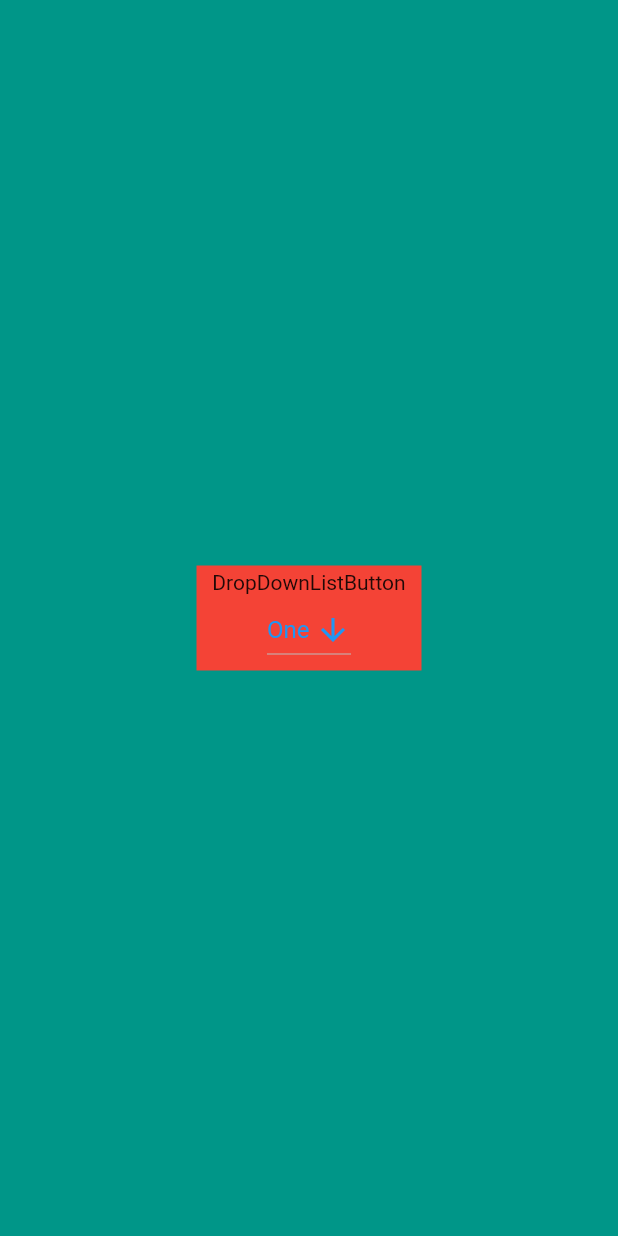
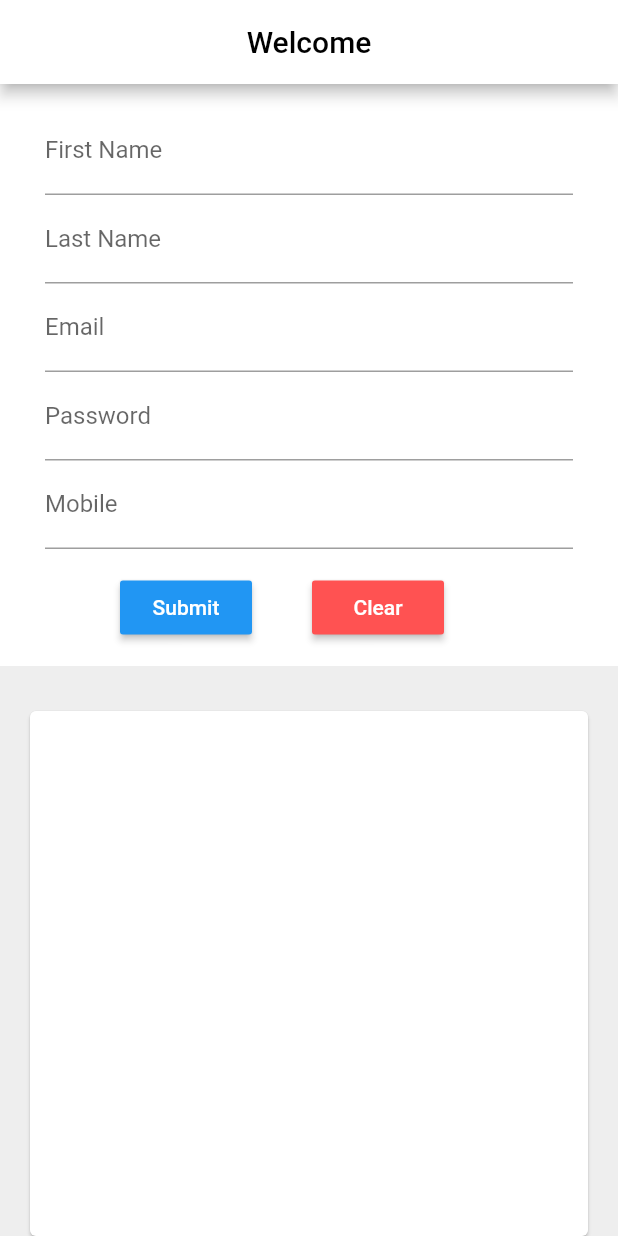
Before and after one commit to Dilshad97/Google-map, a Flutter app: the screen it shows after launch, on a phone screen of 412 x 824 dp. Run offline on Flutter 3.47's test engine with Material 2 defaults, Android fonts, the phone set to English and light mode, and no system bars; our stand-ins replace google_maps_flutter.

Commit message:
insert delete

```diff
--- /dev/null
+++ b/lib/inser_delete_delete/Data.dart
@@ -0,0 +1,259 @@
+import 'package:flutter/material.dart';
+
+import 'Model.dart';
+class DaTA extends StatefulWidget {
+  const DaTA({Key? key}) : super(key: key);
+
+  @override
+  _DaTAState createState() => _DaTAState();
+}
+
+class _DaTAState extends State<DaTA> {
+  ScrollController _scroll = ScrollController();
+  Contact _contact = Contact(
+    id: 0,
+    mobile: '',
+    Lastname: '',
+    Firstname: '',
+    Email: '',
+    Password: '',
+  );
+  List<Contact> _contacts = [];
+  final _formKey = GlobalKey<FormState>();
+  TextEditingController? _ctrlMobile ,pwd;
+
+  @override
+  Widget build(BuildContext context) {
+    return Scaffold(
+      backgroundColor: Colors.grey[200],
+      appBar: AppBar(
+        backgroundColor: Colors.white,
+        title: Center(
+          child: Text(
+            'Welcome',
+            style: TextStyle(color: Colors.black),
+          ),
+        ),
+      ),
+      body: Center(
+        child: Column(
+          mainAxisAlignment: MainAxisAlignment.start,
+          children: <Widget>[_form(), _list()],
+        ),
+      ),
+    );
+  }
+  _form() => Container(
+    color: Colors.white,
+    padding: EdgeInsets.symmetric(vertical: 15, horizontal: 30),
+    child: SingleChildScrollView(
+      controller: _scroll,
+      scrollDirection: Axis.vertical,
+      child: Form(
+        key: _formKey,
+        child: Column(
+          children: <Widget>[
+            TextFormField(
+              decoration: InputDecoration(labelText: 'First Name'),
+              validator: (val) =>
+              (val!.length == 0 ? 'This field is mandatory' : null),
+              onSaved: (val) => setState(() => _contact.Firstname = val!),
+            ),
+            TextFormField(
+              decoration: InputDecoration(labelText: 'Last Name'),
+              validator: (val) =>
+              (val!.length == 0 ? 'This field is mandatory' : null),
+              onSaved: (val) => setState(() => _contact.Lastname = val!),
+            ),
+            TextFormField(
+              decoration: InputDecoration(labelText: 'Email'),
+              validator: (val) =>
+              (val!.length == 0 ? 'This field is mandatory' : null),
+              onSaved: (val) => setState(() => _contact.Email = val!),
+            ),
+            TextFormField(
+              controller: pwd,
+              decoration: InputDecoration(labelText: 'Password'),
+              validator: (val) =>
+              (val!.length > 10 ? 'This field is mandatory' : null),
+              onSaved: (val) => setState(() => _contact.Password = val!),
+            ),
+            TextFormField(
+              controller: _ctrlMobile,
+              decoration: InputDecoration(labelText: 'Mobile'),
+              // validator: (val) =>
+              //     val!.length < 10 ? '10 characters required' : null,
+              onSaved: (val) => setState(() => _contact.mobile = val!),
+            ),
+            Container(
+              margin: EdgeInsets.only(
+                left: 50.0,
+                top: 15,
+              ),
+              child: Row(
+                children: [
+                  RaisedButton(
+                    onPressed: () => _onSubmit(),
+                    child: Text('Submit'),
+                    color: Colors.blue,
+                    textColor: Colors.white,
+                  ),
+                  SizedBox(
+                    width: 40,
+                  ),
+                  RaisedButton(
+                    onPressed: () {
+                      setState(() {
+                        _contacts.clear();
+                      });
+                    },
+                    child: Text('Clear'),
+                    color: Colors.redAccent,
+                    textColor: Colors.white,
+                  ),
+                ],
+              ),
+            ),
+          ],
+        ),
+      ),
+    ),
+  );
+
+  _onSubmit() async {
+    var form = _formKey.currentState;
+    if (form!.validate()) {
+      form.save();
+
+      _contacts.add(Contact(
+        id: 0,
+        Lastname: _contact.Lastname,
+        mobile: _contact.mobile,
+        Firstname: _contact.Firstname,
+        Email: _contact.Email,
+        Password: _contact.Password,
+      ));
+      form.reset();
+    }
+  }
+
+  _list() => Expanded(
+    child: Card(
+      margin: EdgeInsets.fromLTRB(20, 30, 20, 0),
+      child: Scrollbar(
+        child: ListView.builder(
+          shrinkWrap: true,
+          padding: const EdgeInsets.all(8),
+          itemBuilder: (context, index) {
+            return InkWell(
+              onTap: (){
+                setState(() {
+
+                  _contacts[index].Firstname ==  pwd?.text ;
+                  print('_ctrlMobile ${pwd?.text}');
+                });
+              },
+              child: Column(
+                children: <Widget>[
+                  Container(
+                    padding: EdgeInsets.only(left: 10),
+                    child: Column(
+                      crossAxisAlignment: CrossAxisAlignment.start,
+                      children: [
+                        Row(
+                          children: [
+                            Text(
+                              _contacts[index].Firstname.toUpperCase(),
+                              style: TextStyle(
+                                fontSize: 16,
+                              ),
+                            ),
+                            SizedBox(
+                              width: 10,
+                            ),
+                            Text(
+                              _contacts[index].Lastname.toUpperCase(),
+                              style: TextStyle(
+                                fontSize: 16,
+                              ),
+                            ),
+                            SizedBox(
+                              width: MediaQuery.of(context).size.width / 4,
+                            ),
+                            InkWell(
+                                onTap: () {
+                                  setState(() {
+                                    _contacts.removeAt(index);
+                                  });
+                                },
+                                child: Icon(Icons.delete)),
+                          ],
+                        ),
+                        SizedBox(
+                          height: 2,
+                        ),
+                        Text(
+                          _contacts[index].Email.toUpperCase(),
+                          style: TextStyle(
+                            fontSize: 16,
+                          ),
+                        ),
+                        SizedBox(
+                          height: 2,
+                        ),
+                        Text(
+                          _contacts[index].Password.toUpperCase(),
+                          style: TextStyle(
+                            fontSize: 16,
+                          ),
+                        ),
+                        SizedBox(
+                          height: 2,
+                        ),
+                        Text(
+                          _contacts[index].mobile,
+                          style: TextStyle(
+                            fontSize: 16,
+                          ),
+                        ),
+                      ],
+                    ),
+                  ),
+                  // ListTile(
+                  //   leading: Text(
+                  //     _contacts[index].Firstname.toUpperCase(),
+                  //     style: TextStyle(
+                  //         color: Colors.redAccent,
+                  //         fontWeight: FontWeight.bold),
+                  //   ),
+                  //   title: Text(
+                  //     _contacts[index].Lastname.toUpperCase(),
+                  //     style: TextStyle(
+                  //         color: Colors.redAccent,
+                  //         fontWeight: FontWeight.bold),
+                  //   ),
+                  //   subtitle: Text(
+                  //       _contacts[index].mobile),
+                  //   trailing: IconButton(
+                  //     icon: Icon(Icons.delete),
+                  //     onPressed: () {
+                  //       setState(() {
+                  //         _contacts.removeAt(index);
+                  //       });
+                  //     },
+                  //   ),
+                  //   onTap: () {},
+                  // ),
+                  Divider(
+                    height: 5.0,
+                  ),
+                ],
+              ),
+            );
+          },
+          itemCount: _contacts.length,
+        ),
+      ),
+    ),
+  );
+}
--- /dev/null
+++ b/lib/inser_delete_delete/Model.dart
@@ -0,0 +1,12 @@
+class Contact {
+
+  Contact(
+      {required this.id, required this.Firstname,required this.Lastname,required this.Email,required this.Password,  required this.mobile});
+
+  int id;
+  String Firstname;
+  String Lastname;
+  String Email;
+  String mobile;
+  String Password;
+}
--- a/lib/main.dart
+++ b/lib/main.dart
@@ -1,7 +1,6 @@
 import 'package:flutter/material.dart';
+import 'inser_delete_delete/Data.dart';
 
-import 'Drop_Down.dart';
-import 'Google_Map.dart';
 
 void main() {
   runApp(MyApp());
@@ -13,7 +12,7 @@ class MyApp extends StatelessWidget {
   Widget build(BuildContext context) {
     return MaterialApp(
      debugShowCheckedModeBanner: false,
-      home:DropDownList(),
+      home:DaTA(),
     );
   }
 }
```
Also changed, not shown: lib/Configration.dart (added, +56 -0 lines), lib/Drop_Down.dart (+29 -5 lines), lib/drawer.dart (added, +115 -0 lines), lib/Google_Map.dart (indentation only), pubspec.yaml (line endings or trailing spaces).
